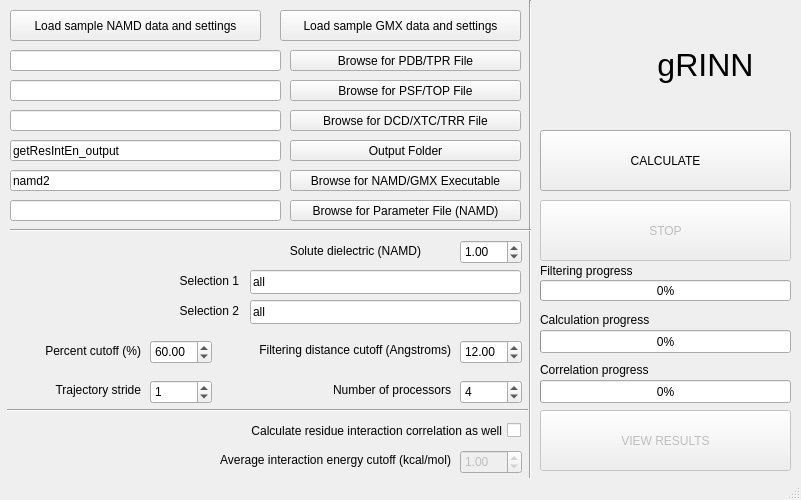
Above: source/calcGUI.ui from osercinoglu/grinn before the change. Below: the same form after it.
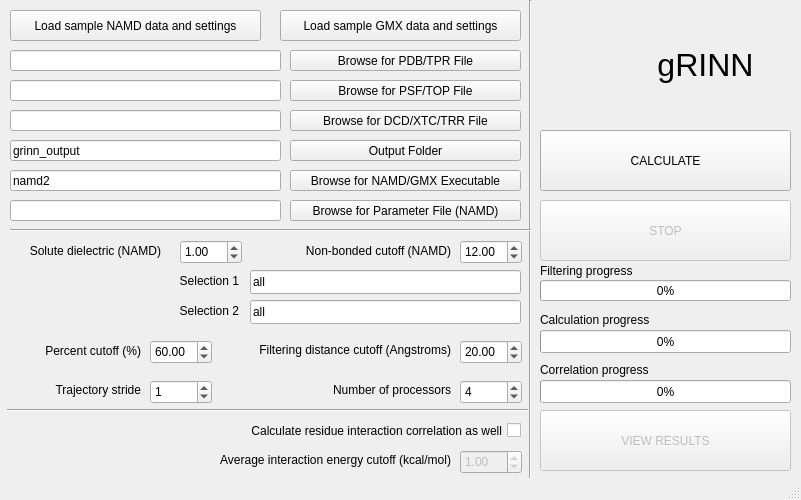
That is the form after the change. Icons and pictures are not drawn.

Commit message: Separated filtering and non-bonded cutoff parameters on calcGUI and in calc.py. A bug is present which leads to some interactions NOT being calculated with NAMD data. Needs further investigation.

The edit to the form file:
```diff
--- a/source/calcGUI.ui
+++ b/source/calcGUI.ui
@@ -42,7 +42,7 @@
      <string>&lt;html&gt;&lt;head/&gt;&lt;body&gt;&lt;p&gt;For a residue pair to be selected for computations, their Centers of Mass must come closer than this value for at least the specified percent of the trajectory frames.&lt;/p&gt;&lt;p&gt;This is also the non-bonded interaction energy cutoff for NAMD data.&lt;/p&gt;&lt;/body&gt;&lt;/html&gt;</string>
     </property>
     <property name="value">
-     <double>12.000000000000000</double>
+     <double>20.000000000000000</double>
     </property>
    </widget>
    <widget class="QLineEdit" name="lineEdit_residueGroup1">
@@ -349,7 +349,7 @@
      <string>&lt;html&gt;&lt;head/&gt;&lt;body&gt;&lt;p&gt;This is the full path to the folder where you wish to store calculation results. &lt;/p&gt;&lt;p&gt;The path must not exist prior to calculation; it is going to be created by gRINN.&lt;/p&gt;&lt;/body&gt;&lt;/html&gt;</string>
     </property>
     <property name="text">
-     <string>getResIntEn_output</string>
+     <string>grinn_output</string>
     </property>
    </widget>
    <widget class="QLineEdit" name="lineEdit_namd2">
@@ -677,9 +677,9 @@
    <widget class="QLabel" name="label_8">
     <property name="geometry">
      <rect>
-      <x>220</x>
+      <x>10</x>
       <y>240</y>
-      <width>201</width>
+      <width>151</width>
       <height>21</height>
      </rect>
     </property>
@@ -696,7 +696,7 @@
     </property>
     <property name="geometry">
      <rect>
-      <x>460</x>
+      <x>180</x>
       <y>240</y>
       <width>62</width>
       <height>24</height>
@@ -811,6 +811,44 @@
      <bool>false</bool>
     </property>
    </widget>
+   <widget class="QDoubleSpinBox" name="doubleSpinBox_nonbondedCutoff">
+    <property name="enabled">
+     <bool>true</bool>
+    </property>
+    <property name="geometry">
+     <rect>
+      <x>460</x>
+      <y>240</y>
+      <width>62</width>
+      <height>24</height>
+     </rect>
+    </property>
+    <property name="toolTip">
+     <string>&lt;html&gt;&lt;head/&gt;&lt;body&gt;&lt;p&gt;This is the non-bonded interaction cutoff (in Angstroms) for NAMD (the cutoff parameter in NAMD configuration file).&lt;/p&gt;&lt;p&gt;&lt;span style=&quot; font-weight:600;&quot;&gt;You should set this value to the value you've used for the simulation.&lt;/span&gt;&lt;/p&gt;&lt;/body&gt;&lt;/html&gt;</string>
+    </property>
+    <property name="maximum">
+     <double>80.000000000000000</double>
+    </property>
+    <property name="value">
+     <double>12.000000000000000</double>
+    </property>
+   </widget>
+   <widget class="QLabel" name="label_10">
+    <property name="geometry">
+     <rect>
+      <x>260</x>
+      <y>240</y>
+      <width>191</width>
+      <height>21</height>
+     </rect>
+    </property>
+    <property name="text">
+     <string>Non-bonded cutoff (NAMD)</string>
+    </property>
+    <property name="alignment">
+     <set>Qt::AlignRight|Qt::AlignTrailing|Qt::AlignVCenter</set>
+    </property>
+   </widget>
   </widget>
   <widget class="QStatusBar" name="statusbar"/>
  </widget>
```
Left out of the diff: 2 changed lines with no effect on the pictures. The commit also changes 4 other files.
